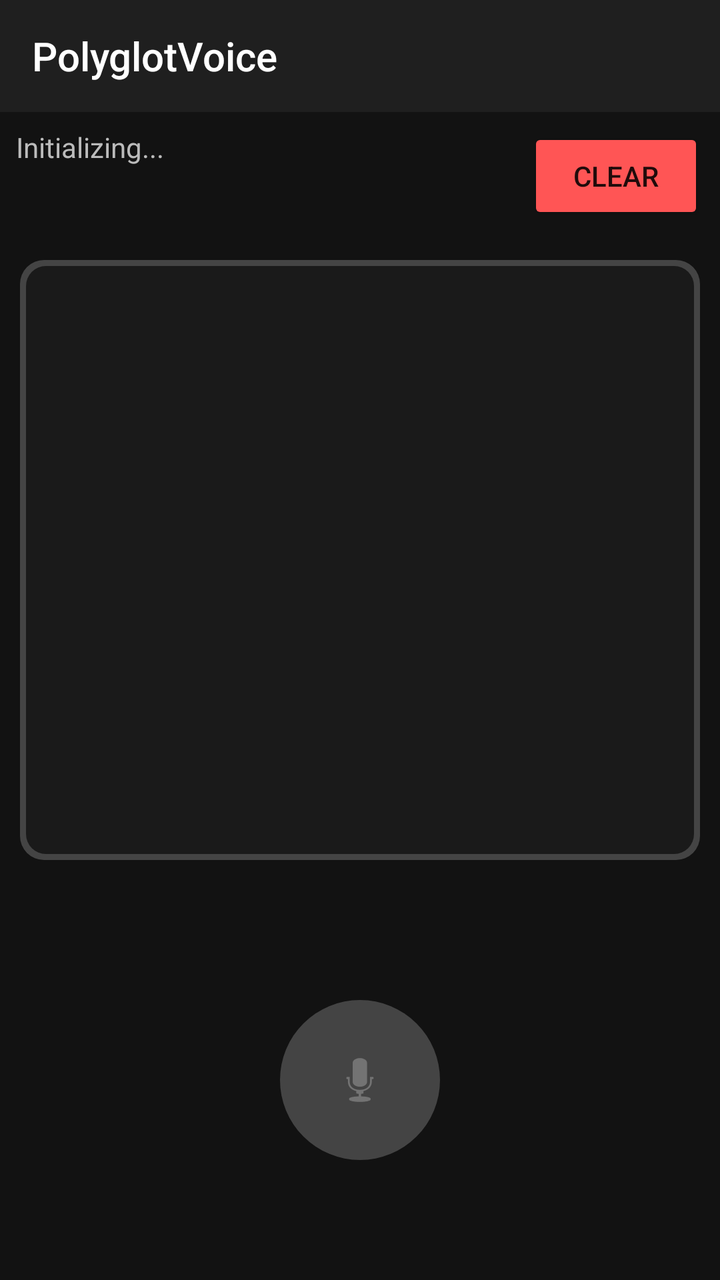
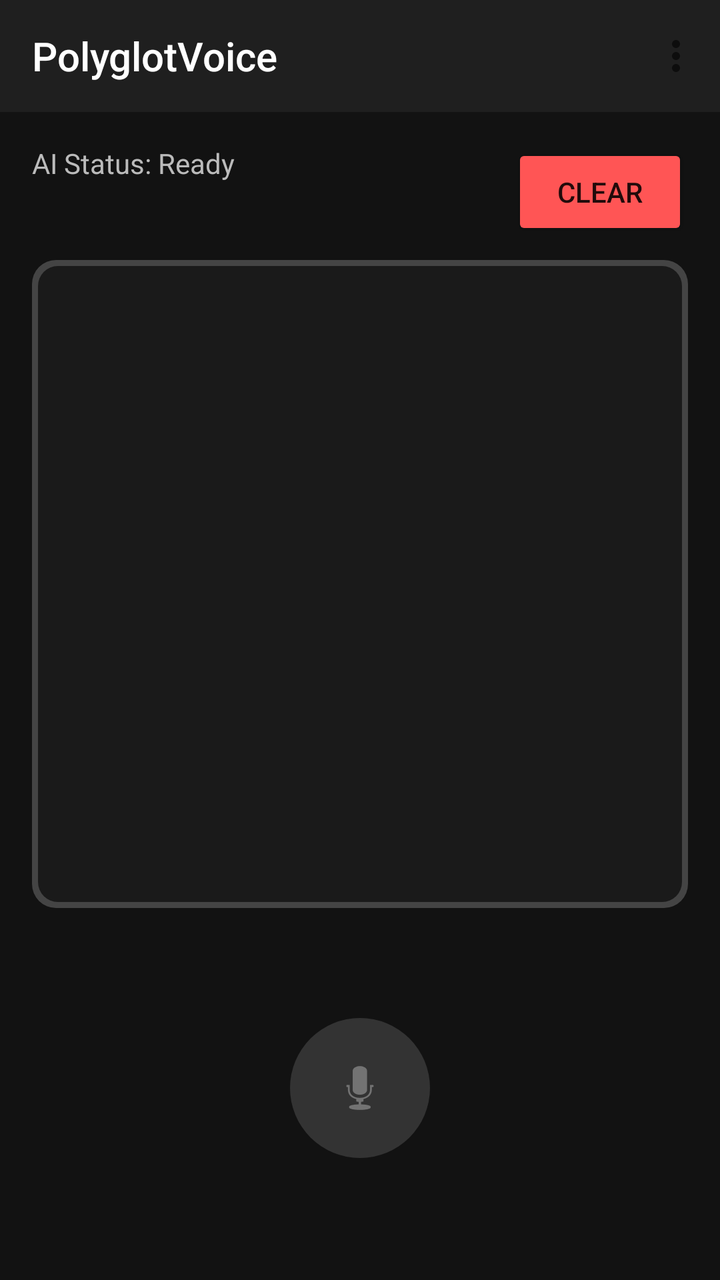

The first picture is an Android layout as it rendered before a commit; the second is the same layout after the commit. The layout source and the unified diff follow.
<!-- AndroidManifest.xml: application theme Theme.AppCompat.Light.NoActionBar -->
<!-- res/layout/activity_main.xml -->
<?xml version="1.0" encoding="utf-8"?>
<RelativeLayout xmlns:android="http://schemas.android.com/apk/res/android"
    xmlns:app="http://schemas.android.com/apk/res-auto"
    android:layout_width="match_parent"
    android:layout_height="match_parent"
    android:background="#121212">

    <androidx.appcompat.widget.Toolbar
        android:id="@+id/toolbar"
        android:layout_width="match_parent"
        android:layout_height="?attr/actionBarSize"
        android:background="#1F1F1F"
        app:title="PolyglotVoice"
        app:titleTextColor="#FFFFFF" />

    <Button
        android:id="@+id/btnClear"
        android:layout_width="wrap_content"
        android:layout_height="wrap_content"
        android:layout_below="@id/toolbar"
        android:layout_alignParentEnd="true"
        android:layout_margin="8dp"
        android:text="Clear"
        android:backgroundTint="#FF5555" />

    <TextView
        android:id="@+id/tvStatus"
        android:layout_width="wrap_content"
        android:layout_height="wrap_content"
        android:layout_below="@id/toolbar"
        android:layout_margin="8dp"
        android:text="Initializing..."
        android:textColor="#BBBBBB" />

    <ScrollView
        android:id="@+id/scrollTranscript"
        android:layout_width="match_parent"
        android:layout_height="match_parent"
        android:layout_below="@id/btnClear"
        android:layout_above="@+id/pulseContainer"
        android:layout_margin="10dp"
        android:scrollbarStyle="insideOverlay"
        android:fadeScrollbars="false"
        android:background="@drawable/transcript_bg">
        <TextView
            android:id="@+id/tvTranscript"
            android:layout_width="match_parent"
            android:layout_height="wrap_content"
            android:padding="15dp"
            android:textSize="18sp"
            android:textColor="#FFFFFF" />
    </ScrollView>

    <FrameLayout
        android:id="@+id/pulseContainer"
        android:layout_width="200dp"
        android:layout_height="200dp"
        android:layout_alignParentBottom="true"
        android:layout_centerHorizontal="true">
        <View android:id="@+id/pulse1" android:layout_width="match_parent" android:layout_height="match_parent"
            android:background="@drawable/circle_shape" android:visibility="invisible" />
        <View android:id="@+id/pulse2" android:layout_width="match_parent" android:layout_height="match_parent"
            android:background="@drawable/circle_shape" android:visibility="invisible" />
        <ImageButton
            android:id="@+id/btnListen"
            android:layout_width="80dp"
            android:layout_height="80dp"
            android:layout_gravity="center"
            android:background="@drawable/circle_shape"
            android:backgroundTint="#444444"
            android:src="@android:drawable/ic_btn_speak_now" />
    </FrameLayout>
</RelativeLayout>
<!-- resources referenced by this layout -->
<resources>
  <!-- drawable circle_shape (drawable) -->
  <?xml version="1.0" encoding="utf-8"?>
  <shape xmlns:android="http://schemas.android.com/apk/res/android"
      android:shape="oval">
      <solid android:color="#FFFFFF" />
      <size
          android:width="100dp"
          android:height="100dp" />
  </shape>
  <!-- drawable transcript_bg (drawable) -->
  <?xml version="1.0" encoding="utf-8"?>
  <layer-list xmlns:android="http://schemas.android.com/apk/res/android">
      <item>
          <shape android:shape="rectangle">
              <solid android:color="#444444" /> <corners android:radius="12dp" />
          </shape>
      </item>
      <item android:left="3dp" android:top="3dp" android:right="3dp" android:bottom="3dp">
          <shape android:shape="rectangle">
              <solid android:color="#1A1A1A" /> <corners android:radius="10dp" />
          </shape>
      </item>
  </layer-list>
</resources>

<!-- the commit's change to res/layout/activity_main.xml (unified diff, before → after) -->
@@ -1,73 +1,74 @@
 <?xml version="1.0" encoding="utf-8"?>
-<RelativeLayout xmlns:android="http://schemas.android.com/apk/res/android"
+<LinearLayout xmlns:android="http://schemas.android.com/apk/res/android"
     xmlns:app="http://schemas.android.com/apk/res-auto"
     android:layout_width="match_parent"
     android:layout_height="match_parent"
+    android:orientation="vertical"
     android:background="#121212">
 
-    <androidx.appcompat.widget.Toolbar
+    <com.google.android.material.appbar.MaterialToolbar
         android:id="@+id/toolbar"
         android:layout_width="match_parent"
         android:layout_height="?attr/actionBarSize"
         android:background="#1F1F1F"
         app:title="PolyglotVoice"
-        app:titleTextColor="#FFFFFF" />
-
-    <Button
-        android:id="@+id/btnClear"
-        android:layout_width="wrap_content"
-        android:layout_height="wrap_content"
-        android:layout_below="@id/toolbar"
-        android:layout_alignParentEnd="true"
-        android:layout_margin="8dp"
-        android:text="Clear"
-        android:backgroundTint="#FF5555" />
-
-    <TextView
-        android:id="@+id/tvStatus"
-        android:layout_width="wrap_content"
-        android:layout_height="wrap_content"
-        android:layout_below="@id/toolbar"
-        android:layout_margin="8dp"
-        android:text="Initializing..."
-        android:textColor="#BBBBBB" />
-
-    <ScrollView
-        android:id="@+id/scrollTranscript"
+        app:titleTextColor="#FFFFFF"
+        app:menu="@menu/main_menu" /> <RelativeLayout
         android:layout_width="match_parent"
         android:layout_height="match_parent"
-        android:layout_below="@id/btnClear"
-        android:layout_above="@+id/pulseContainer"
-        android:layout_margin="10dp"
-        android:scrollbarStyle="insideOverlay"
-        android:fadeScrollbars="false"
-        android:background="@drawable/transcript_bg">
+        android:padding="16dp">
+
+        <Button
+            android:id="@+id/btnClear"
+            android:layout_width="wrap_content"
+            android:layout_height="wrap_content"
+            android:layout_alignParentEnd="true"
+            android:text="Clear"
+            android:backgroundTint="#FF5555" />
+
         <TextView
-            android:id="@+id/tvTranscript"
+            android:id="@+id/tvStatus"
+            android:layout_width="wrap_content"
+            android:layout_height="wrap_content"
+            android:text="AI Status: Ready"
+            android:textColor="#BBBBBB" />
+
+        <ScrollView
+            android:id="@+id/scrollTranscript"
             android:layout_width="match_parent"
-            android:layout_height="wrap_content"
-            android:padding="15dp"
-            android:textSize="18sp"
-            android:textColor="#FFFFFF" />
-    </ScrollView>
+            android:layout_height="match_parent"
+            android:layout_below="@id/btnClear"
+            android:layout_above="@+id/pulseContainer"
+            android:layout_marginVertical="10dp"
+            android:background="@drawable/transcript_bg"
+            android:padding="4dp">
+            <TextView
+                android:id="@+id/tvTranscript"
+                android:layout_width="match_parent"
+                android:layout_height="wrap_content"
+                android:padding="10dp"
+                android:textSize="18sp"
+                android:textColor="#FFFFFF" />
+        </ScrollView>
 
-    <FrameLayout
-        android:id="@+id/pulseContainer"
-        android:layout_width="200dp"
-        android:layout_height="200dp"
-        android:layout_alignParentBottom="true"
-        android:layout_centerHorizontal="true">
-        <View android:id="@+id/pulse1" android:layout_width="match_parent" android:layout_height="match_parent"
-            android:background="@drawable/circle_shape" android:visibility="invisible" />
-        <View android:id="@+id/pulse2" android:layout_width="match_parent" android:layout_height="match_parent"
-            android:background="@drawable/circle_shape" android:visibility="invisible" />
-        <ImageButton
-            android:id="@+id/btnListen"
-            android:layout_width="80dp"
-            android:layout_height="80dp"
-            android:layout_gravity="center"
-            android:background="@drawable/circle_shape"
-            android:backgroundTint="#444444"
-            android:src="@android:drawable/ic_btn_speak_now" />
-    </FrameLayout>
-</RelativeLayout>
+        <FrameLayout
+            android:id="@+id/pulseContainer"
+            android:layout_width="160dp"
+            android:layout_height="160dp"
+            android:layout_alignParentBottom="true"
+            android:layout_centerHorizontal="true">
+            <View android:id="@+id/pulse1" android:layout_width="match_parent" android:layout_height="match_parent"
+                android:background="@drawable/circle_shape" android:visibility="invisible" />
+            <View android:id="@+id/pulse2" android:layout_width="match_parent" android:layout_height="match_parent"
+                android:background="@drawable/circle_shape" android:visibility="invisible" />
+            <ImageButton
+                android:id="@+id/btnListen"
+                android:layout_width="70dp"
+                android:layout_height="70dp"
+                android:layout_gravity="center"
+                android:background="@drawable/circle_shape"
+                android:backgroundTint="#333333"
+                android:src="@android:drawable/ic_btn_speak_now" />
+        </FrameLayout>
+    </RelativeLayout>
+</LinearLayout>
